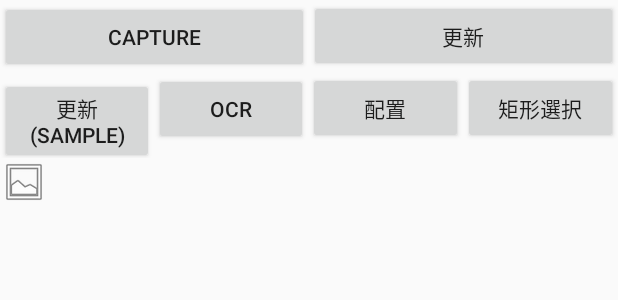
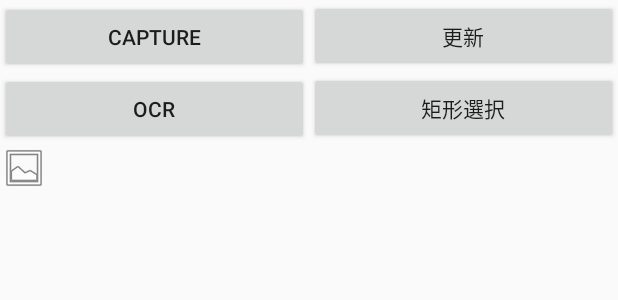
Before and after one commit to toretate/AigisAndroidTools, an Android app: the layout tool_capture.xml on its own in the app's theme, with its tools: preview values and no code run, on a phone screen of 412 x 824 dp. Shown: the top 300 px of the screen. Run offline under Robolectric (Android 15) with nearby library versions, the phone set to English and light mode, and no system bars.

Commit message:
不必要メソッドの削除と、OCRボタンを押した後はAsyncTaskで処理を行うように変更

```diff
--- a/app/src/main/java/com/toretate/aigisandroidtools/MainNavDrawer.java
+++ b/app/src/main/java/com/toretate/aigisandroidtools/MainNavDrawer.java
@@ -40,10 +40,6 @@ import io.fabric.sdk.android.Fabric;
  * ルートとなるNavigationDrawer
  */
 public class MainNavDrawer extends AppCompatActivity implements NavigationView.OnNavigationItemSelectedListener, ViewPager.OnPageChangeListener, ViewPagerContentFragment.OnFragmentInteractionListener {
-
-	public interface ScreenshotPermissionListener { void screenshotPermissionCompleted(); }
-	private static ScreenshotPermissionListener s_screenshotPermisionListener;
-	public static void setScreenshotPermissionListener( ScreenshotPermissionListener l ) { s_screenshotPermisionListener = l; }
 
     // Note: Your consumer key and secret should be obfuscated in your source code before shipping.
     private static final String TWITTER_KEY = "66gsxBA0dccvtroeHnmUJNfhQ";
--- a/app/src/main/res/layout/tool_capture.xml
+++ b/app/src/main/res/layout/tool_capture.xml
@@ -38,25 +38,11 @@
 			android:orientation="horizontal">
 
 			<Button
-				android:id="@+id/reload_sample_button"
-				android:layout_width="0dp"
-				android:layout_weight="1"
-				android:layout_height="wrap_content"
-				android:text="更新(Sample)" />
-
-			<Button
 				android:id="@+id/ocr_button"
 				android:layout_width="0dp"
 				android:layout_weight="1"
 				android:layout_height="wrap_content"
 				android:text="OCR" />
-
-			<Button
-				android:id="@+id/setting_tess_button"
-				android:layout_width="0dp"
-				android:layout_weight="1"
-				android:layout_height="wrap_content"
-				android:text="配置" />
 
 			<Button
 				android:id="@+id/select_rect_button"
```
Also changed, not shown: app/src/main/java/com/toretate/aigisandroidtools/capture/CapturePager.java (+69 -91 lines).
